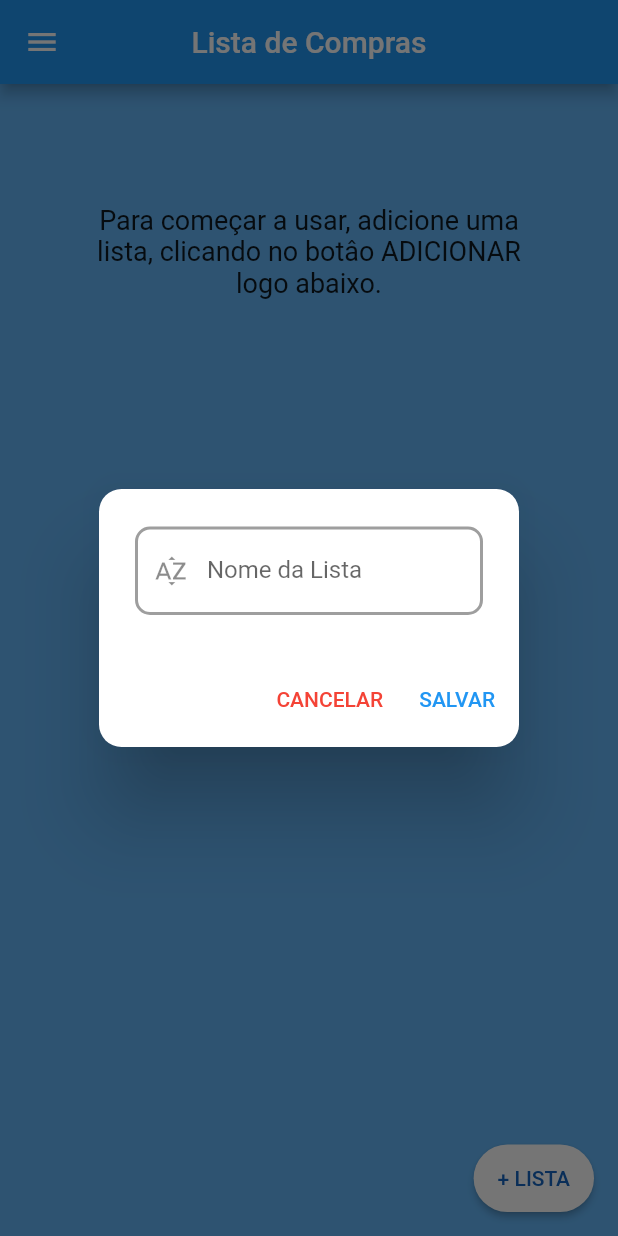
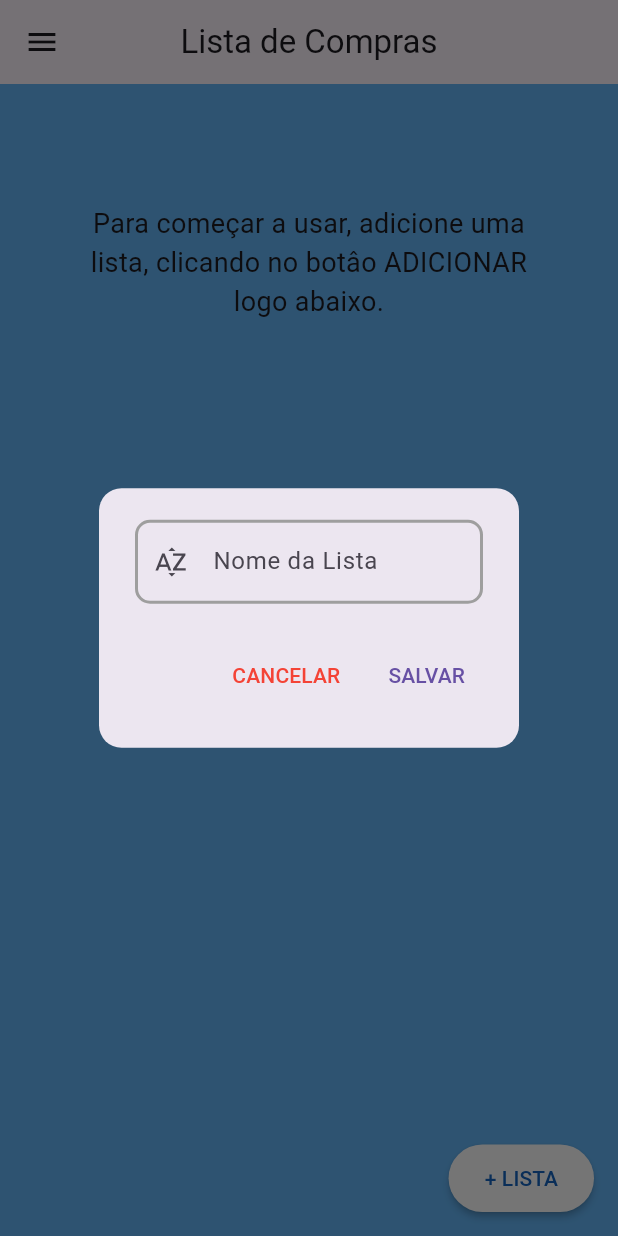
Before and after one commit to devlucasandrade/app_lista_de_compras_v1, a Flutter app: the screen it shows after launch, after a tap on "+ LISTA", on a phone screen of 412 x 824 dp. Run offline on Flutter 3.47's test engine with Material 2 defaults, Android fonts, the phone set to English and light mode, and no system bars; our stand-ins replace package_info_plus, smooth_page_indicator, sqflite; accounts and stored records are empty.

Commit message:
código base inicial

```diff
--- a/lib/components/item_da_lista_de_produtos_do_carrinho.dart
+++ b/lib/components/item_da_lista_de_produtos_do_carrinho.dart
@@ -92,7 +92,7 @@ class _ItemDaListaDeProdutosDoCarrinhoState
             title: SingleChildScrollView(
               scrollDirection: Axis.horizontal,
               child: Text(
-                widget.prods!.nome,
+                widget.prods!.id,
                 style: const TextStyle(
                   fontSize: 18,
                 ),
@@ -124,10 +124,8 @@ class _ItemDaListaDeProdutosDoCarrinhoState
                 ),
               ),
             ),
-            onTap: () {
+            onLongPress: () {
               openDialog();
-              // Navigator.of(context)
-              //     .pushNamed('/adicionarproduto', arguments: widget.prods);
             },
           ),
         ),
--- a/lib/db/db_util.dart
+++ b/lib/db/db_util.dart
@@ -12,9 +12,17 @@ class DBUtil {
   }
 
   static _onCreate(db, version) {
+    db.execute(_compras);
     db.execute(_produtos);
-    db.execute(_compras);
   }
+
+  static String get _compras => '''
+          CREATE TABLE compras (
+            id TEXT PRIMARY KEY,
+            nome TEXT,
+            data TEXT
+          )
+        ''';
 
   static String get _produtos => '''
           CREATE TABLE produtos (
@@ -23,14 +31,6 @@ class DBUtil {
             quantidade INT,
             preco REAL,
             comprasid TEXT
-          )
-        ''';
-
-  static String get _compras => '''
-          CREATE TABLE compras (
-            id TEXT PRIMARY KEY,
-            nome TEXT,
-            data TEXT
           )
         ''';
 
--- a/lib/main.dart
+++ b/lib/main.dart
@@ -30,7 +30,10 @@ class MyApp extends StatelessWidget {
       child: MaterialApp(
         debugShowCheckedModeBanner: false,
         theme: ThemeData(
+          useMaterial3: true,
           primarySwatch: Colors.blue,
+          primaryColor: Colors.blue,
+          scaffoldBackgroundColor: Colors.blue.shade300,
         ),
         routes: {
           '/': (context) => ListaDeCompras(),
--- a/lib/models/compras_lista.dart
+++ b/lib/models/compras_lista.dart
@@ -4,6 +4,7 @@ import 'package:flutter/cupertino.dart';
 import 'package:intl/intl.dart';
 import 'package:lista_de_compras2/db/db_util.dart';
 import 'package:lista_de_compras2/models/compras.dart';
+import 'package:lista_de_compras2/models/produto.dart';
 import 'package:sqflite/sqflite.dart';
 
 class ComprasLista extends ChangeNotifier {
@@ -22,6 +23,14 @@ class ComprasLista extends ChangeNotifier {
             id: item['id'],
             nome: item['nome'],
             data: item['data'],
+            produtos: [
+              Produtos(
+                id: item['id'],
+                nome: item['nome'],
+                quantidade: item['quantidade'],
+                preco: item['preco'],
+              ),
+            ],
           ),
         )
         .toList();
--- a/lib/pages/instrucoes_de_uso.dart
+++ b/lib/pages/instrucoes_de_uso.dart
@@ -23,7 +23,6 @@ class _InstrucoesDeUsoState extends State<InstrucoesDeUso> {
   @override
   Widget build(BuildContext context) {
     return Scaffold(
-      backgroundColor: Colors.blue.shade300,
       appBar: AppBar(
         title: const Text('Intruções de Uso'),
         centerTitle: true,
--- a/lib/pages/lista_de_compras.dart
+++ b/lib/pages/lista_de_compras.dart
@@ -18,7 +18,6 @@ class _ListaDeCompras extends State<ListaDeCompras> {
     final compras = Provider.of<ComprasLista>(context);
 
     return Scaffold(
-      backgroundColor: Colors.blue.shade300,
       appBar: AppBar(
         title: const Text('Lista de Compras'),
         centerTitle: true,
--- a/lib/pages/lista_de_produtos.dart
+++ b/lib/pages/lista_de_produtos.dart
@@ -26,7 +26,6 @@ class _ListaDeProdutos extends State<ListaDeProdutos> {
     }
 
     return Scaffold(
-      backgroundColor: Colors.blue.shade300,
       appBar: AppBar(
         title: const Text('Lista de Produtos'),
         centerTitle: true,
--- a/pubspec.yaml
+++ b/pubspec.yaml
@@ -16,7 +16,6 @@ publish_to: 'none' # Remove this line if you wish to publish to pub.dev
 # Read more about iOS versioning at
 # https://developer.apple.com/library/archive/documentation/General/Reference/InfoPlistKeyReference/Articles/CoreFoundationKeys.html
 version: 1.3.6
-
 
 environment:
   sdk: ">=2.16.2 <3.0.0"
```
Also changed, not shown: lib/components/compras_item.dart (+7 -20 lines), lib/data/lista_mocada.dart (+30 -21 lines), assets/images/trash.gif (added), 1 other file.
